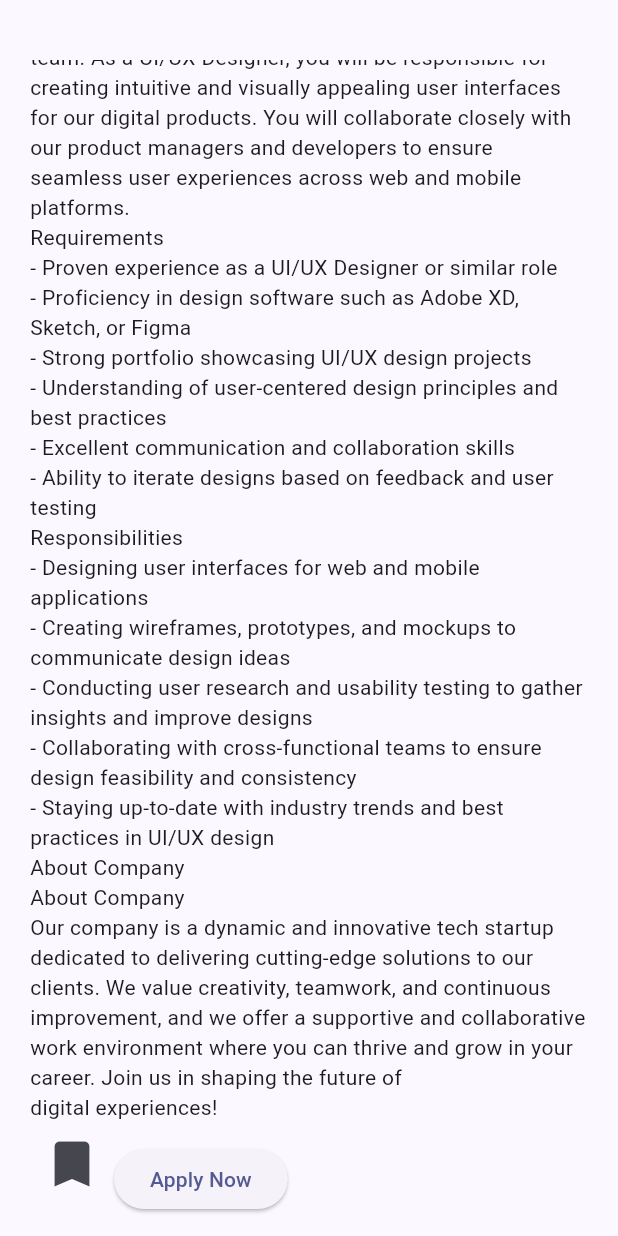
After one commit to Sanuda3088/Madhack, a Flutter app: the WebDeveloper screen opened directly, scrolled down 628 dp, after a tap on the "bookmark" icon, on a phone screen of 412 x 824 dp. The commit adds this screen. Run offline on Flutter 3.47's test engine with Material 3 defaults, Android fonts, the phone set to English and light mode, and no system bars; our stand-ins replace carousel_slider, firebase_core; missing offline and left inert: dart:ffi; accounts and stored records are empty.

Commit message:
Half done

```diff
--- /dev/null
+++ b/lib/Applicant/JobRole/webDeveloper.dart
@@ -0,0 +1,121 @@
+// import 'package:flutter/material.dart';
+// import 'package:jobfinder/Applicant/components/jobDescription.dart';
+// import 'package:jobfinder/Applicant/savedJobs.dart';
+
+// class WebDeveloper extends StatelessWidget {
+//   const WebDeveloper({super.key});
+
+//   @override
+//   Widget build(BuildContext context) {
+//     return Scaffold(
+//       body: JobDetails(
+//           address: "CodeX Labs - Colombo , Sri Lanka.",
+//           imagePath: "assets/ui-ux.png",
+//           jobRole: "Web Developer",
+//           salary: "8K",
+//           tag: "Full Time",
+//           aboutCompany:
+//               "Our company is a leading technology firm dedicated to revolutionizing [mention your industry or product/service]. We pride ourselves on fostering a collaborative and innovative work environment where talented individuals can thrive. Join us in shaping the future of [mention your industry or product/service] and making a meaningful impact in the digital world.",
+//           jobDescription:
+//               "We're seeking a talented and motivated web developer to join our team. As a web developer, you'll be responsible for designing, coding, and modifying websites, from layout to function, according to our company's specifications. You'll strive to create visually appealing sites that feature user-friendly design and clear navigation",
+//           requirements:
+//               "- Proficiency in HTML, CSS, and JavaScript.\n- Experience with responsive and adaptive design.\n- Understanding of server-side CSS pre-processing platforms, such as LESS and SASS.\n- Familiarity with JavaScript frameworks such as AngularJS, React, or Vue.js.\n- Knowledge of code versioning tools, such as Git.\n- Strong attention to detail and an eye for design.",
+//           responsibilities:
+//               "- Designing engaging and responsive websites.\n- Collaborating with the design team to create wireframes, prototypes, and mockups.\n- Developing and maintaining the back-end functionality of websites.\n- Ensuring cross-platform optimization for mobile devices.\n- Ensuring high performance and availability of websites.\n- Managing technical aspects of the CMS.\n- Staying updated on emerging technologies and industry trends.",
+//           iconBookmark: const Icon(
+//             Icons.bookmark,
+//           ),
+//           OnIconTap: () {
+//             Navigator.push(context,
+//                 MaterialPageRoute(builder: (context) => const SavedJobs()));
+//           }),
+//     );
+//   }
+// }
+import 'package:flutter/material.dart';
+
+class WebDeveloper extends StatelessWidget {
+  const WebDeveloper({
+    super.key,
+  });
+
+  @override
+  Widget build(BuildContext context) {
+    return Scaffold(
+      body: Container(
+        padding: const EdgeInsets.only(
+          top: 40,
+          left: 20,
+          right: 20,
+        ),
+        child: ListView(
+          children: [
+            Row(
+              children: [
+                Image.asset("assets/ui-ux.png"),
+                const Column(
+                  children: [
+                    Text("UI/UX Designer"),
+                    const Text("CodeX Labs - Colombo , Sri Lanka."),
+                  ],
+                ),
+              ],
+            ),
+            const SizedBox(
+              height: 30,
+            ),
+            Row(
+              children: [
+                const Text("Remote"),
+                const Text(
+                  "//9K",
+                  style: TextStyle(
+                      color: Colors.black,
+                      fontWeight: FontWeight.bold,
+                      fontSize: 24),
+                ),
+                Text(
+                  "Mo",
+                  style: TextStyle(
+                      color: Colors.black.withOpacity(0.7), fontSize: 18),
+                ),
+              ],
+            ),
+            const Text("Job Description"),
+            Text(
+                "We are seeking a talented UI/UX Designer to join our team. As a UI/UX Designer, you will be responsible for creating intuitive and visually appealing user interfaces for our digital products. You will collaborate closely with our product managers and developers to ensure seamless user experiences across web and mobile platforms."),
+            const Text("Requirements"),
+            Text(
+                "- Proven experience as a UI/UX Designer or similar role\n- Proficiency in design software such as Adobe XD, Sketch, or Figma\n- Strong portfolio showcasing UI/UX design projects\n- Understanding of user-centered design principles and best practices\n- Excellent communication and collaboration skills\n- Ability to iterate designs based on feedback and user testing"),
+            const Text("Responsibilities"),
+            Text(
+              "- Designing user interfaces for web and mobile applications\n- Creating wireframes, prototypes, and mockups to communicate design ideas\n- Conducting user research and usability testing to gather insights and improve designs\n- Collaborating with cross-functional teams to ensure design feasibility and consistency\n- Staying up-to-date with industry trends and best practices in UI/UX design",
+            ),
+            const Text("About Company"),
+            Text("About Company"),
+            Text(
+                "Our company is a dynamic and innovative tech startup dedicated to delivering cutting-edge solutions to our clients. We value creativity, teamwork, and continuous improvement, and we offer a supportive and collaborative work environment where you can thrive and grow in your career. Join us in shaping the future of digital experiences!"),
+            Row(
+              children: [
+                Padding(
+                  padding: const EdgeInsets.only(bottom: 20),
+                  child: IconButton(
+                    onPressed: () {},
+                    icon: const Icon(
+                      Icons.bookmark,
+                    ),
+                    iconSize: 40,
+                  ),
+                ),
+                ElevatedButton(
+                  onPressed: () {},
+                  child: const Text("Apply Now"),
+                )
+              ],
+            ),
+          ],
+        ),
+      ),
+    );
+  }
+}
```
Also changed, not shown: lib/Applicant/JobRole/uiDesigner.dart (added, +119 -0 lines), lib/Applicant/components/jobDescription.dart (added, +104 -0 lines), lib/Applicant/components/slider.dart (+33 -8 lines), lib/Applicant/homeScreen.dart (+100 -18 lines), lib/Applicant/savedJobs.dart (added, +11 -0 lines).
